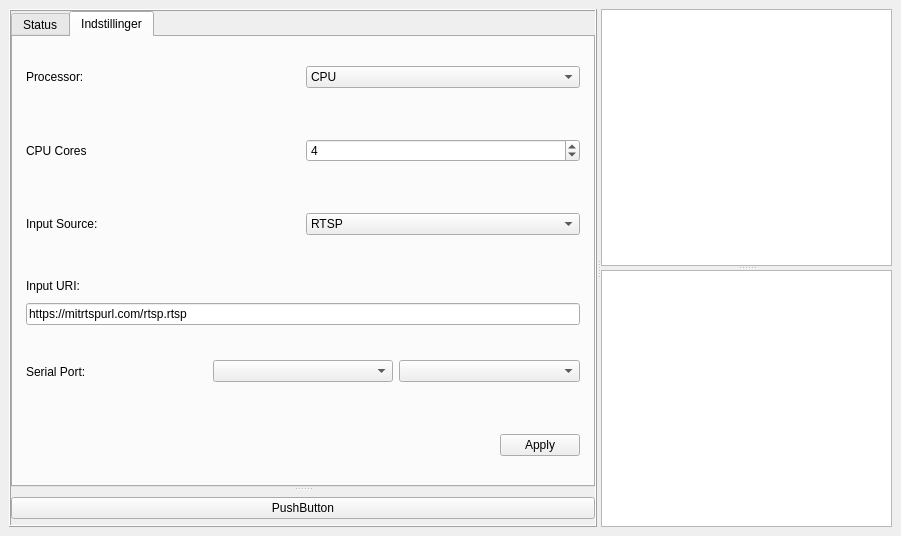
Above: Forms/mainwindow.ui from mathiasgredal/Projekt-2 before the change. Below: the same form after it.
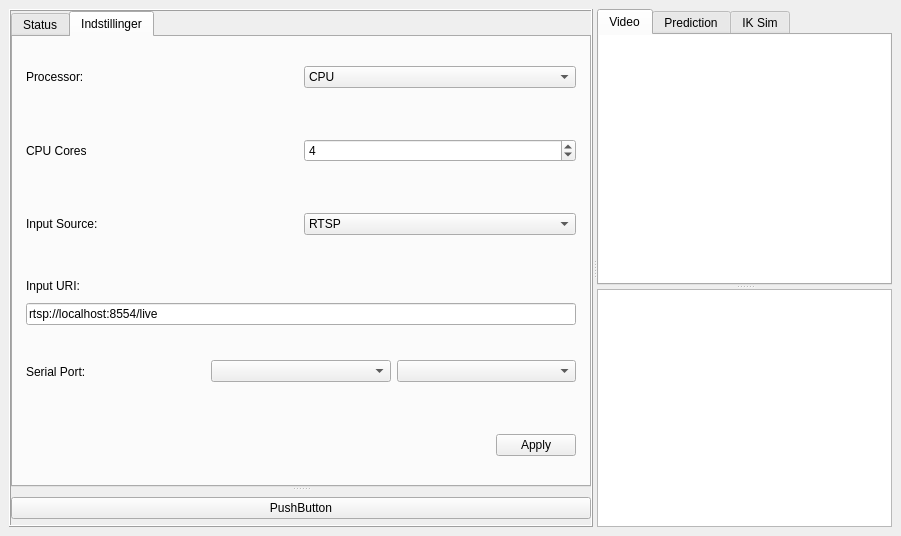
That is the form after the change. The open tabs and pages were chosen to show the change. Custom widgets are drawn as their Qt base class.

Commit message: Can now draw prediction boxes

The edit to the form file:
```diff
--- a/Forms/mainwindow.ui
+++ b/Forms/mainwindow.ui
@@ -352,7 +352,7 @@
             <item>
              <widget class="QLineEdit" name="uri">
               <property name="text">
-               <string>https://mitrtspurl.com/rtsp.rtsp</string>
+               <string>rtsp://localhost:8554/live</string>
               </property>
               <property name="alignment">
                <set>Qt::AlignJustify|Qt::AlignVCenter</set>
@@ -438,28 +438,97 @@
        <property name="orientation">
         <enum>Qt::Vertical</enum>
        </property>
-       <widget class="QGraphicsView" name="video">
-        <property name="sizePolicy">
-         <sizepolicy hsizetype="Expanding" vsizetype="Expanding">
-          <horstretch>1</horstretch>
-          <verstretch>1</verstretch>
-         </sizepolicy>
+       <widget class="QTabWidget" name="videoTabs">
+        <property name="currentIndex">
+         <number>2</number>
         </property>
+        <widget class="QWidget" name="VideoTab">
+         <attribute name="title">
+          <string>Video</string>
+         </attribute>
+         <layout class="QVBoxLayout" name="verticalLayout">
+          <property name="spacing">
+           <number>0</number>
+          </property>
+          <property name="leftMargin">
+           <number>0</number>
+          </property>
+          <property name="topMargin">
+           <number>0</number>
+          </property>
+          <property name="rightMargin">
+           <number>0</number>
+          </property>
+          <property name="bottomMargin">
+           <number>0</number>
+          </property>
+          <item>
+           <widget class="QGraphicsView" name="video">
+            <property name="frameShape">
+             <enum>QFrame::NoFrame</enum>
+            </property>
+            <property name="frameShadow">
+             <enum>QFrame::Plain</enum>
+            </property>
+            <property name="lineWidth">
+             <number>0</number>
+            </property>
+            <property name="verticalScrollBarPolicy">
+             <enum>Qt::ScrollBarAlwaysOff</enum>
+            </property>
+            <property name="horizontalScrollBarPolicy">
+             <enum>Qt::ScrollBarAlwaysOff</enum>
+            </property>
+           </widget>
+          </item>
+         </layout>
+        </widget>
+        <widget class="QWidget" name="PredictionTab">
+         <attribute name="title">
+          <string>Prediction</string>
+         </attribute>
+         <layout class="QVBoxLayout" name="verticalLayout_8">
+          <property name="spacing">
+           <number>0</number>
+          </property>
+          <property name="leftMargin">
+           <number>0</number>
+          </property>
+          <property name="topMargin">
+           <number>0</number>
+          </property>
+          <property name="rightMargin">
+           <number>0</number>
+          </property>
+          <property name="bottomMargin">
+           <number>0</number>
+          </property>
+          <item>
+           <widget class="PredictionVisualizer" name="prediction" native="true"/>
+          </item>
+         </layout>
+        </widget>
+        <widget class="QWidget" name="IKTab">
+         <attribute name="title">
+          <string>IK Sim</string>
+         </attribute>
+        </widget>
        </widget>
-       <widget class="QTextBrowser" name="console">
-        <property name="sizePolicy">
-         <sizepolicy hsizetype="Expanding" vsizetype="Expanding">
-          <horstretch>1</horstretch>
-          <verstretch>1</verstretch>
-         </sizepolicy>
-        </property>
-       </widget>
+       <widget class="QTextBrowser" name="console"/>
       </widget>
      </widget>
     </item>
    </layout>
   </widget>
  </widget>
+ <customwidgets>
+  <customwidget>
+   <class>PredictionVisualizer</class>
+   <extends>QWidget</extends>
+   <header location="global">predictionvisualizer.h</header>
+   <container>1</container>
+  </customwidget>
+ </customwidgets>
  <resources/>
  <connections/>
 </ui>
```
Left out of the diff: 2 changed lines with no effect on the pictures. The commit also changes 12 other files.
